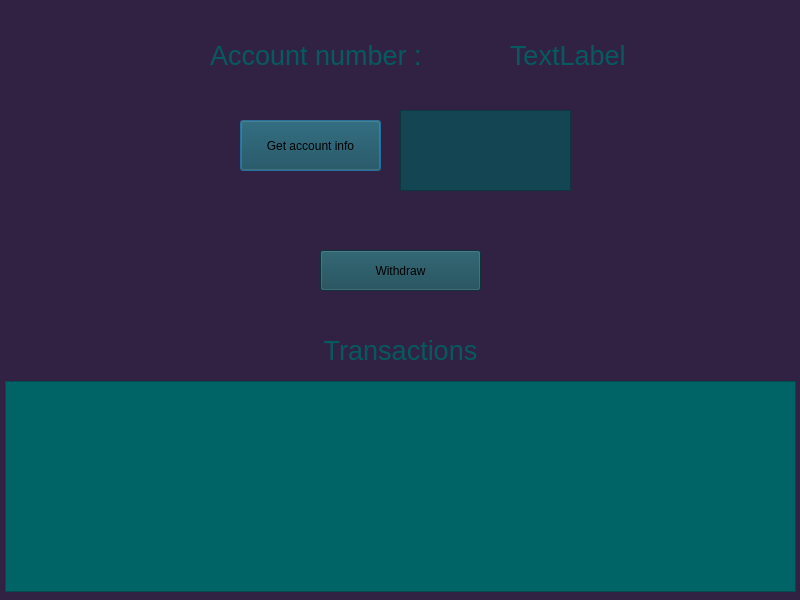
Above: frontend/userhomepage.ui from 22kmo-project/group_9 before the change. Below: the same form after it.
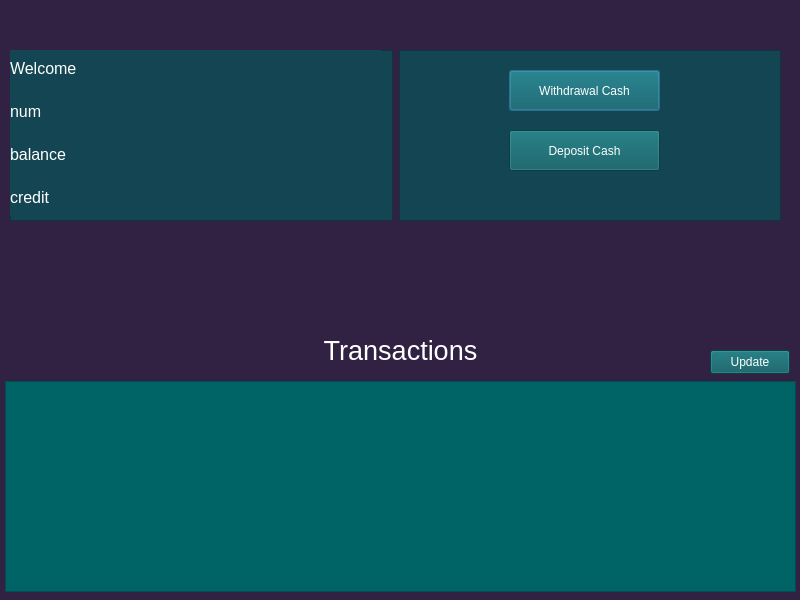
That is the form after the change.

Patch:
```diff
--- a/frontend/userhomepage.ui
+++ b/frontend/userhomepage.ui
@@ -17,83 +17,6 @@
    <string notr="true">background-color: rgb(49, 34, 68);
 </string>
   </property>
-  <widget class="QLabel" name="lableIdOwner">
-   <property name="geometry">
-    <rect>
-     <x>510</x>
-     <y>30</y>
-     <width>151</width>
-     <height>51</height>
-    </rect>
-   </property>
-   <property name="font">
-    <font>
-     <pointsize>20</pointsize>
-    </font>
-   </property>
-   <property name="styleSheet">
-    <string notr="true">color: rgb(54, 99, 76)</string>
-   </property>
-   <property name="text">
-    <string>&lt;html&gt;&lt;head/&gt;&lt;body&gt;&lt;p&gt;&lt;span style=&quot; color:#065a60;&quot;&gt;TextLabel&lt;/span&gt;&lt;/p&gt;&lt;/body&gt;&lt;/html&gt;</string>
-   </property>
-  </widget>
-  <widget class="QPushButton" name="accountB">
-   <property name="geometry">
-    <rect>
-     <x>240</x>
-     <y>120</y>
-     <width>141</width>
-     <height>51</height>
-    </rect>
-   </property>
-   <property name="styleSheet">
-    <string notr="true">
-background-color: rgb(20, 69, 82);
-</string>
-   </property>
-   <property name="text">
-    <string>Get account info</string>
-   </property>
-  </widget>
-  <widget class="QPushButton" name="pushButton_2">
-   <property name="geometry">
-    <rect>
-     <x>320</x>
-     <y>250</y>
-     <width>161</width>
-     <height>41</height>
-    </rect>
-   </property>
-   <property name="styleSheet">
-    <string notr="true">background-color: rgb(20, 69, 82);
-</string>
-   </property>
-   <property name="text">
-    <string>Withdraw</string>
-   </property>
-  </widget>
-  <widget class="QTextEdit" name="cardInfo">
-   <property name="geometry">
-    <rect>
-     <x>400</x>
-     <y>110</y>
-     <width>171</width>
-     <height>81</height>
-    </rect>
-   </property>
-   <property name="styleSheet">
-    <string notr="true">background-color: rgb(20, 69, 82);</string>
-   </property>
-   <property name="html">
-    <string>&lt;!DOCTYPE HTML PUBLIC &quot;-//W3C//DTD HTML 4.0//EN&quot; &quot;http://www.w3.org/TR/REC-html40/strict.dtd&quot;&gt;
-&lt;html&gt;&lt;head&gt;&lt;meta name=&quot;qrichtext&quot; content=&quot;1&quot; /&gt;&lt;meta charset=&quot;utf-8&quot; /&gt;&lt;style type=&quot;text/css&quot;&gt;
-p, li { white-space: pre-wrap; }
-hr { height: 1px; border-width: 0; }
-&lt;/style&gt;&lt;/head&gt;&lt;body style=&quot; font-family:'Segoe UI'; font-size:9pt; font-weight:400; font-style:normal;&quot;&gt;
-&lt;p align=&quot;justify&quot; style=&quot;-qt-paragraph-type:empty; margin-top:0px; margin-bottom:0px; margin-left:0px; margin-right:0px; -qt-block-indent:0; text-indent:0px;&quot;&gt;&lt;br /&gt;&lt;/p&gt;&lt;/body&gt;&lt;/html&gt;</string>
-   </property>
-  </widget>
   <widget class="QLabel" name="accountTxt">
    <property name="geometry">
     <rect>
@@ -103,8 +26,11 @@
      <height>41</height>
     </rect>
    </property>
+   <property name="styleSheet">
+    <string notr="true">color: white</string>
+   </property>
    <property name="text">
-    <string>&lt;html&gt;&lt;head/&gt;&lt;body&gt;&lt;p align=&quot;center&quot;&gt;&lt;span style=&quot; font-size:20pt; color:#06595e;&quot;&gt;Transactions&lt;/span&gt;&lt;/p&gt;&lt;/body&gt;&lt;/html&gt;</string>
+    <string>&lt;html&gt;&lt;head/&gt;&lt;body&gt;&lt;p align=&quot;center&quot;&gt;&lt;span style=&quot; font-size:20pt; color:#ffffff;&quot;&gt;Transactions&lt;/span&gt;&lt;/p&gt;&lt;/body&gt;&lt;/html&gt;</string>
    </property>
   </widget>
   <widget class="QListWidget" name="bankView">
@@ -123,25 +49,172 @@
     <bool>false</bool>
    </property>
   </widget>
-  <widget class="QLabel" name="label">
+  <widget class="QWidget" name="horizontalLayoutWidget">
    <property name="geometry">
     <rect>
-     <x>210</x>
-     <y>20</y>
-     <width>291</width>
-     <height>71</height>
+     <x>10</x>
+     <y>50</y>
+     <width>771</width>
+     <height>171</height>
     </rect>
    </property>
-   <property name="font">
-    <font>
-     <pointsize>20</pointsize>
-    </font>
+   <layout class="QHBoxLayout" name="horizontalLayout">
+    <item>
+     <widget class="QFrame" name="frame_2">
+      <property name="styleSheet">
+       <string notr="true">background-color: rgb(20, 69, 82);
+
+</string>
+      </property>
+      <property name="frameShape">
+       <enum>QFrame::StyledPanel</enum>
+      </property>
+      <property name="frameShadow">
+       <enum>QFrame::Raised</enum>
+      </property>
+      <widget class="QWidget" name="verticalLayoutWidget">
+       <property name="geometry">
+        <rect>
+         <x>0</x>
+         <y>0</y>
+         <width>371</width>
+         <height>166</height>
+        </rect>
+       </property>
+       <layout class="QVBoxLayout" name="verticalLayout">
+        <item>
+         <widget class="QLabel" name="welcomeTxt">
+          <property name="font">
+           <font>
+            <pointsize>20</pointsize>
+           </font>
+          </property>
+          <property name="styleSheet">
+           <string notr="true">color: rgb(224, 239, 255);</string>
+          </property>
+          <property name="text">
+           <string>&lt;html&gt;&lt;head/&gt;&lt;body&gt;&lt;p&gt;&lt;span style=&quot; font-size:12pt; color:#ffffff;&quot;&gt;Welcome&lt;/span&gt;&lt;/p&gt;&lt;/body&gt;&lt;/html&gt;</string>
+          </property>
+         </widget>
+        </item>
+        <item>
+         <widget class="QLabel" name="lableIdOwner">
+          <property name="font">
+           <font>
+            <pointsize>20</pointsize>
+           </font>
+          </property>
+          <property name="styleSheet">
+           <string notr="true">color: rgb(224, 239, 255);</string>
+          </property>
+          <property name="text">
+           <string>&lt;html&gt;&lt;head/&gt;&lt;body&gt;&lt;p&gt;&lt;span style=&quot; font-size:12pt; color:#ffffff;&quot;&gt;num&lt;/span&gt;&lt;/p&gt;&lt;/body&gt;&lt;/html&gt;</string>
+          </property>
+         </widget>
+        </item>
+        <item>
+         <widget class="QLabel" name="balanceTxt">
+          <property name="font">
+           <font>
+            <pointsize>20</pointsize>
+           </font>
+          </property>
+          <property name="styleSheet">
+           <string notr="true">color: rgb(224, 239, 255);</string>
+          </property>
+          <property name="text">
+           <string>&lt;html&gt;&lt;head/&gt;&lt;body&gt;&lt;p&gt;&lt;span style=&quot; font-size:12pt; color:#ffffff;&quot;&gt;balance&lt;/span&gt;&lt;/p&gt;&lt;/body&gt;&lt;/html&gt;</string>
+          </property>
+         </widget>
+        </item>
+        <item>
+         <widget class="QLabel" name="creditTxt">
+          <property name="font">
+           <font>
+            <pointsize>20</pointsize>
+           </font>
+          </property>
+          <property name="styleSheet">
+           <string notr="true">color: rgb(224, 239, 255);</string>
+          </property>
+          <property name="text">
+           <string>&lt;html&gt;&lt;head/&gt;&lt;body&gt;&lt;p&gt;&lt;span style=&quot; font-size:12pt; color:#ffffff;&quot;&gt;credit&lt;/span&gt;&lt;/p&gt;&lt;/body&gt;&lt;/html&gt;</string>
+          </property>
+         </widget>
+        </item>
+       </layout>
+      </widget>
+     </widget>
+    </item>
+    <item>
+     <widget class="QFrame" name="frame">
+      <property name="styleSheet">
+       <string notr="true">background-color: rgb(20, 69, 82);
+
+</string>
+      </property>
+      <property name="frameShape">
+       <enum>QFrame::StyledPanel</enum>
+      </property>
+      <property name="frameShadow">
+       <enum>QFrame::Raised</enum>
+      </property>
+      <widget class="QPushButton" name="pushButton">
+       <property name="geometry">
+        <rect>
+         <x>110</x>
+         <y>20</y>
+         <width>151</width>
+         <height>41</height>
+        </rect>
+       </property>
+       <property name="styleSheet">
+        <string notr="true">background-color: rgb(6, 90, 96);
+
+color: white</string>
+       </property>
+       <property name="text">
+        <string>Withdrawal Cash</string>
+       </property>
+      </widget>
+      <widget class="QPushButton" name="pushButton_2">
+       <property name="geometry">
+        <rect>
+         <x>110</x>
+         <y>80</y>
+         <width>151</width>
+         <height>41</height>
+        </rect>
+       </property>
+       <property name="styleSheet">
+        <string notr="true">background-color: rgb(6, 90, 96);
+
+color: white</string>
+       </property>
+       <property name="text">
+        <string>Deposit Cash</string>
+       </property>
+      </widget>
+     </widget>
+    </item>
+   </layout>
+  </widget>
+  <widget class="QPushButton" name="pushButton_3">
+   <property name="geometry">
+    <rect>
+     <x>710</x>
+     <y>350</y>
+     <width>80</width>
+     <height>24</height>
+    </rect>
    </property>
    <property name="styleSheet">
-    <string notr="true"/>
+    <string notr="true">background-color: rgb(6, 90, 96);
+
+color: white</string>
    </property>
    <property name="text">
-    <string>&lt;html&gt;&lt;head/&gt;&lt;body&gt;&lt;p&gt;&lt;span style=&quot; color:#065a60;&quot;&gt;Account number :&lt;/span&gt;&lt;/p&gt;&lt;/body&gt;&lt;/html&gt;</string>
+    <string>Update</string>
    </property>
   </widget>
  </widget>
```
Left out of the diff: 3 changed lines with no effect on the pictures.
